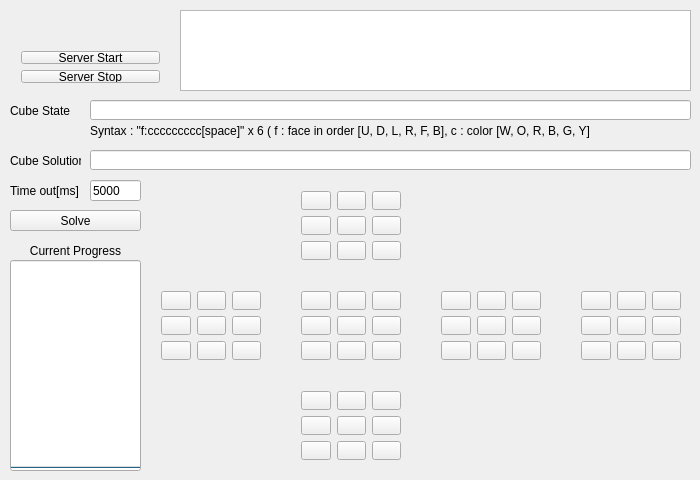
Above: widget.ui from corikicchi/CubeSolver before the change. Below: the same form after it.
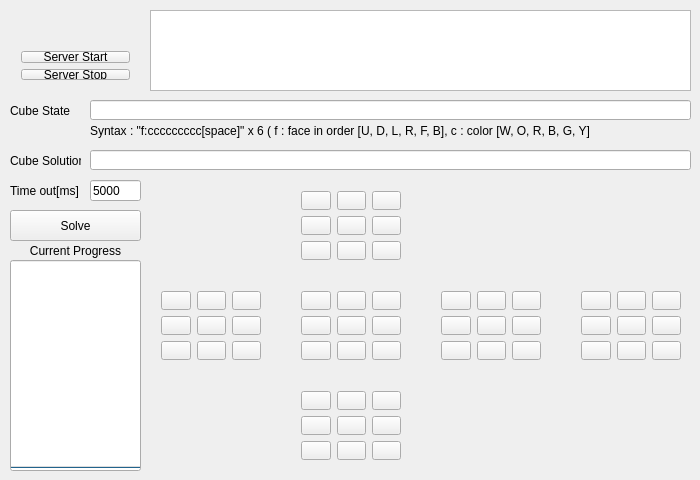
That is the form after the change.

What changed in the file:
```diff
--- a/widget.ui
+++ b/widget.ui
@@ -18,7 +18,7 @@
     <rect>
      <x>10</x>
      <y>10</y>
-     <width>160</width>
+     <width>131</width>
      <height>22</height>
     </rect>
    </property>
@@ -42,9 +42,9 @@
   <widget class="QTextBrowser" name="textBrowser">
    <property name="geometry">
     <rect>
-     <x>180</x>
+     <x>150</x>
      <y>10</y>
-     <width>511</width>
+     <width>541</width>
      <height>81</height>
     </rect>
    </property>
@@ -602,7 +602,7 @@
      <x>10</x>
      <y>210</y>
      <width>131</width>
-     <height>21</height>
+     <height>31</height>
     </rect>
    </property>
    <property name="text">
@@ -614,8 +614,8 @@
     <rect>
      <x>10</x>
      <y>40</y>
-     <width>161</width>
-     <height>54</height>
+     <width>131</width>
+     <height>51</height>
     </rect>
    </property>
    <layout class="QVBoxLayout" name="verticalLayout">
```
Left out of the diff: 2 changed lines with no effect on the pictures.
